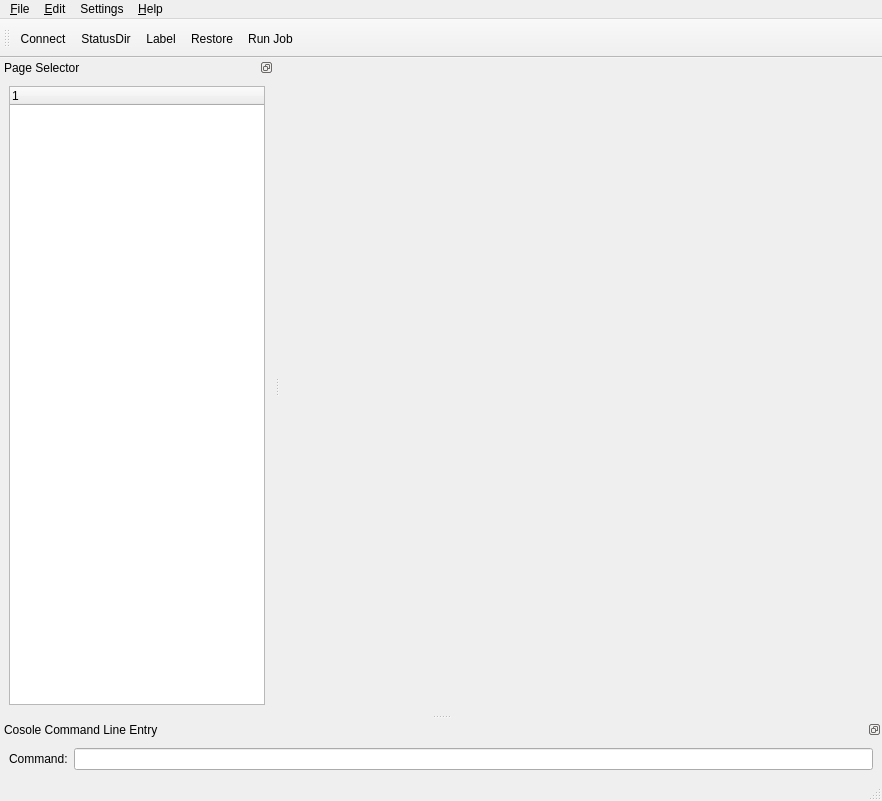
Old version of the form bacula/src/qt-console/main.ui in the repository rkorzeniewski/bacula.
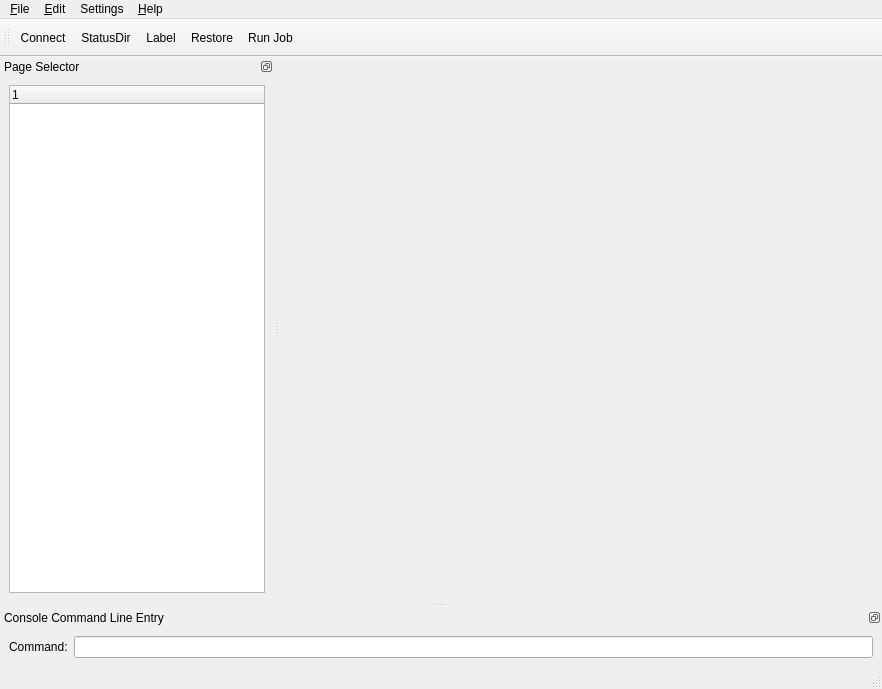
New version of the form. Icons and pictures are not drawn.

Commit message: Minor spelling correction.

The edit to the form file:
```diff
--- a/bacula/src/qt-console/main.ui
+++ b/bacula/src/qt-console/main.ui
@@ -7,7 +7,7 @@
     <x>0</x>
     <y>0</y>
     <width>882</width>
-    <height>801</height>
+    <height>689</height>
    </rect>
   </property>
   <property name="windowTitle" >
@@ -118,8 +118,8 @@
   <widget class="QToolBar" name="toolBar" >
    <property name="minimumSize" >
     <size>
-     <width>51</width>
-     <height>39</height>
+     <width>50</width>
+     <height>38</height>
     </size>
    </property>
    <property name="toolTip" >
@@ -252,7 +252,7 @@
     <set>Qt::BottomDockWidgetArea|Qt::NoDockWidgetArea|Qt::TopDockWidgetArea</set>
    </property>
    <property name="windowTitle" >
-    <string>Cosole Command Line Entry</string>
+    <string>Console Command Line Entry</string>
    </property>
    <attribute name="dockWidgetArea" >
     <number>8</number>
```
Left out of the diff: 4 changed lines with no effect on the pictures.
